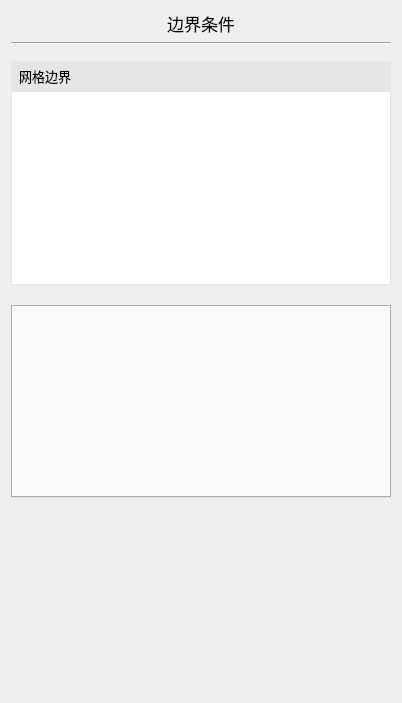
Aiopr-bits/MAVES, file src/FormBoundaryConditions.ui: the form before one commit.
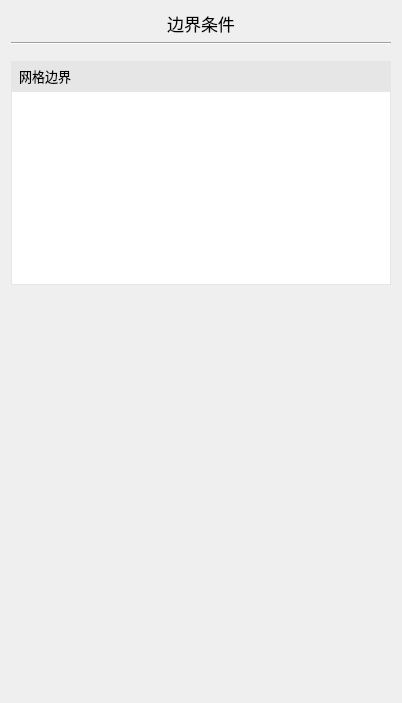
The form after the commit.

Commit message: feat:实现湍流子界面的UI设计及基本功能

The edit to the form file:
```diff
--- a/src/FormBoundaryConditions.ui
+++ b/src/FormBoundaryConditions.ui
@@ -147,7 +147,23 @@
        <item>
         <widget class="QTabWidget" name="tabWidget">
          <property name="styleSheet">
-          <string notr="true"/>
+          <string notr="true">QTabWidget::pane {
+    border-top: 1px solid #dcdcdc;
+    position: relative;
+    top: -1px;
+}
+QTabBar::tab {
+    font-family: 'Microsoft YaHei';
+    font-size: 12px;
+    min-height: 20px;
+    min-width: 80px;
+    border: 1px solid #dcdcdc;
+    border-bottom: none;
+}
+QTabBar::tab:selected {
+    border-bottom: 1px solid #ffffff;
+}
+</string>
          </property>
          <property name="currentIndex">
           <number>-1</number>
```
The commit also changes 5 other files.
